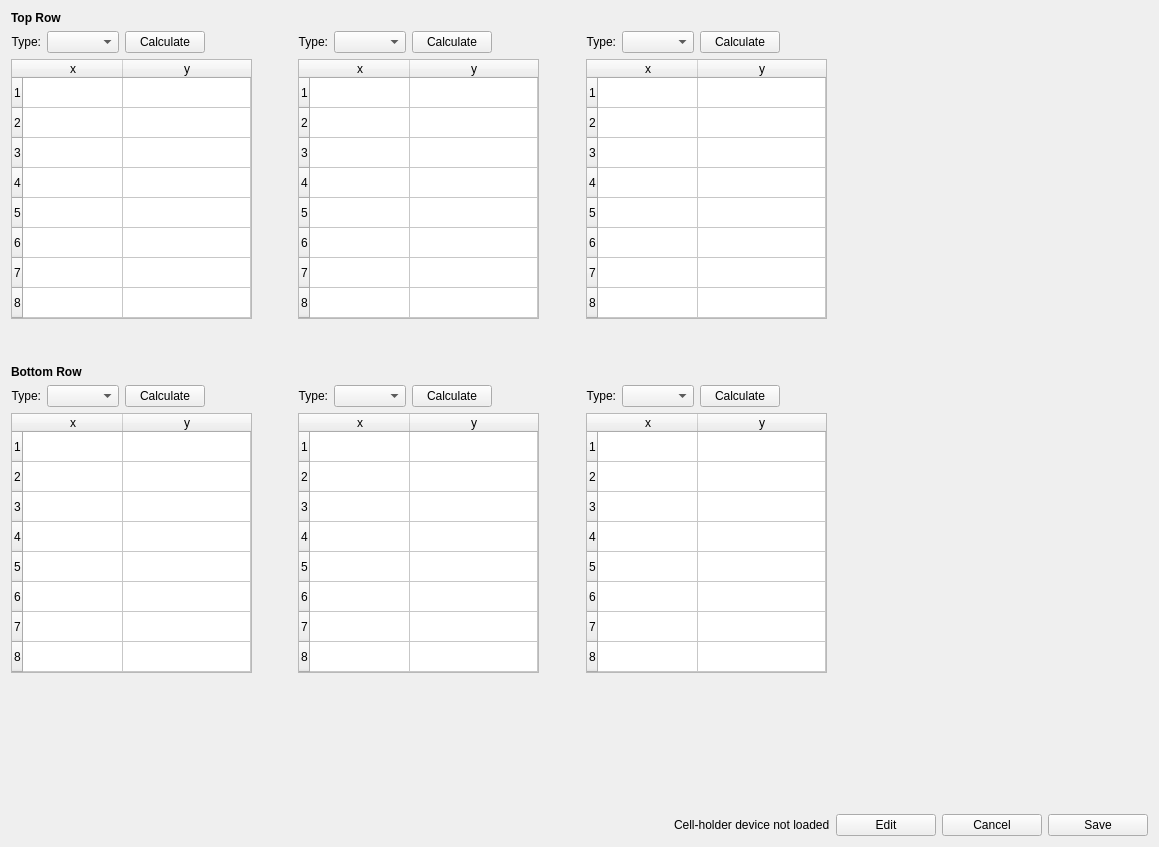
This is nicos_ess/loki/gui/ui_files/sample_holder_config.ui in mlz-ictrl/nicos as Qt 5 draws it before an edit. The edited form follows.
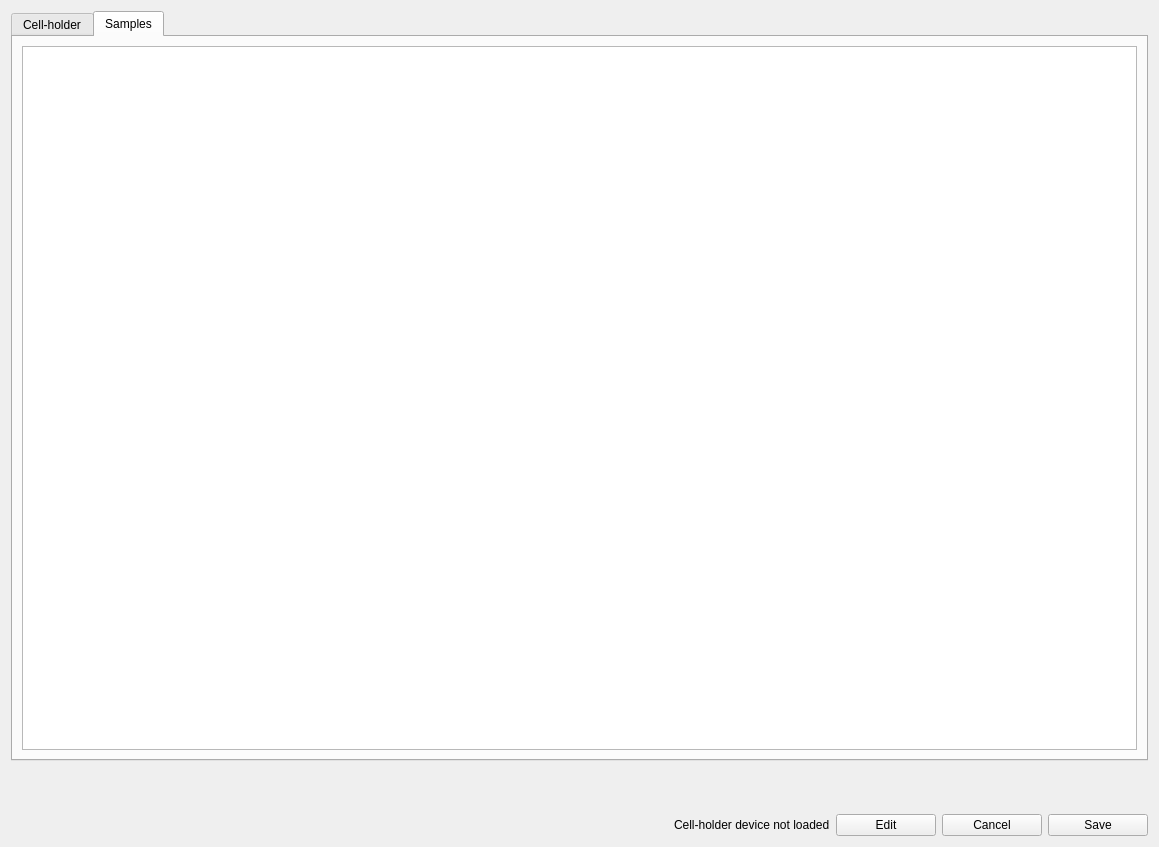
This is the edited form.

Commit message:
ESS: add sample configuration for LoKI
LoKI will have tens of samples when used with the cell-holder, so the
samples are configured on a separate panel.

The sample table column names are placeholders until we know the real
names.

Pulled out a helper to take care of copy/cut/paste behaviour.

The edit to the form file:
```diff
--- a/nicos_ess/loki/gui/ui_files/sample_holder_config.ui
+++ b/nicos_ess/loki/gui/ui_files/sample_holder_config.ui
@@ -15,6 +15,16 @@
   </property>
   <layout class="QVBoxLayout" name="verticalLayout_8">
    <item>
+    <widget class="QTabWidget" name="tabWidget">
+     <property name="currentIndex">
+      <number>1</number>
+     </property>
+     <widget class="QWidget" name="tab">
+      <attribute name="title">
+       <string>Cell-holder</string>
+      </attribute>
+      <layout class="QVBoxLayout" name="verticalLayout">
+       <item>
     <widget class="QLabel" name="label">
      <property name="font">
       <font>
@@ -781,6 +791,20 @@
       </spacer>
      </item>
     </layout>
+       </item>
+      </layout>
+     </widget>
+     <widget class="QWidget" name="tab_2">
+      <attribute name="title">
+       <string>Samples</string>
+      </attribute>
+      <layout class="QHBoxLayout" name="horizontalLayout_10">
+       <item>
+        <widget class="QTableView" name="sampleTable"/>
+       </item>
+      </layout>
+     </widget>
+    </widget>
    </item>
    <item>
     <spacer name="verticalSpacer">
```
Lines whose indentation alone changed are shown as unchanged. The commit also changes 8 other files.
